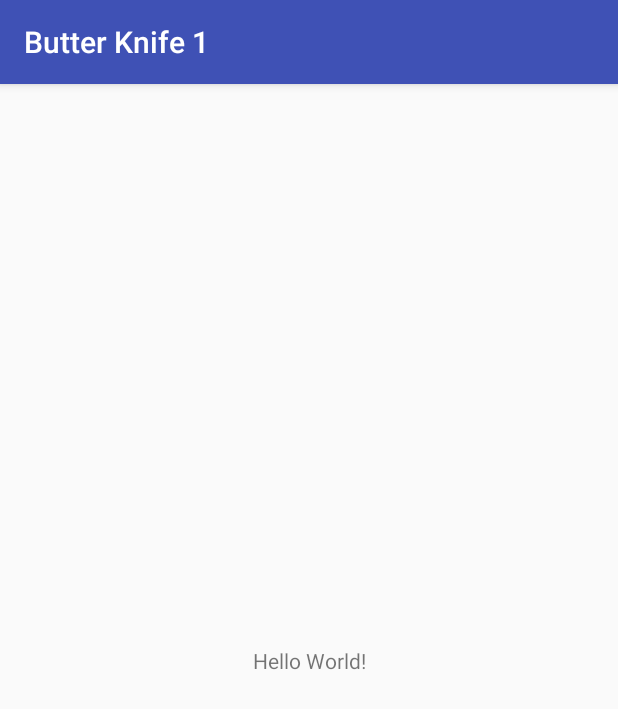
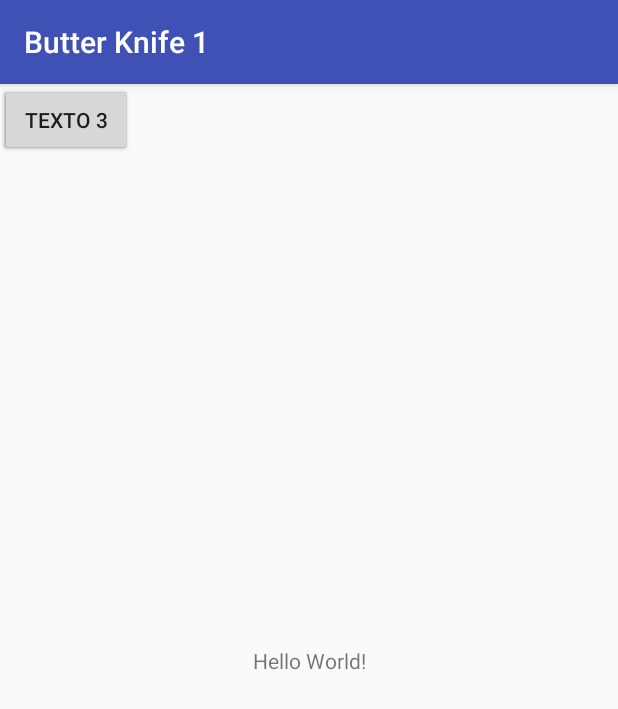
Before and after one commit to fabianbaron/ButterKnife1, an Android app: the screen it shows after launch (MainActivity), on a phone screen of 412 x 824 dp. Shown: the top 709 px of the screen. Run offline under Robolectric (Android 15) with nearby library versions, the phone set to English and light mode, and no system bars; our stand-ins replace ButterKnife.

Commit message:
Initial branch commit

```diff
--- a/app/src/main/java/com/example/fabia/butterknife1/MainActivity.java
+++ b/app/src/main/java/com/example/fabia/butterknife1/MainActivity.java
@@ -2,15 +2,20 @@ package com.example.fabia.butterknife1;
 
 import android.support.v7.app.AppCompatActivity;
 import android.os.Bundle;
+import android.widget.Button;
 import android.widget.TextView;
 
 import butterknife.BindView;
 import butterknife.ButterKnife;
+import butterknife.OnClick;
 
 public class MainActivity extends AppCompatActivity {
 
     @BindView(R.id.myTextView)
     TextView myTextView;
+    @BindView(R.id.myButton)
+    Button myButton;
+
 
     @Override
     protected void onCreate(Bundle savedInstanceState) {
@@ -18,4 +23,10 @@ public class MainActivity extends AppCompatActivity {
         setContentView(R.layout.activity_main);
         ButterKnife.bind(this);
     }
+
+    @OnClick({R.id.myButton,R.id.myButton2,R.id.myButton3})
+    public void onClick() {
+        //Cambiar texto
+        myTextView.setText("Texto cambiado");
+    }
 }
--- a/app/src/main/res/layout/activity_main.xml
+++ b/app/src/main/res/layout/activity_main.xml
@@ -15,5 +15,20 @@
         app:layout_constraintLeft_toLeftOf="parent"
         app:layout_constraintRight_toRightOf="parent"
         app:layout_constraintTop_toTopOf="parent" />
+    <Button
+        android:id="@+id/myButton"
+        android:text="Texto 1"
+        android:layout_width="wrap_content"
+        android:layout_height="wrap_content" />
+    <Button
+        android:id="@+id/myButton2"
+        android:text="Texto 2"
+        android:layout_width="wrap_content"
+        android:layout_height="wrap_content" />
+    <Button
+        android:id="@+id/myButton3"
+        android:text="Texto 3"
+        android:layout_width="wrap_content"
+        android:layout_height="wrap_content" />
 
 </android.support.constraint.ConstraintLayout>
```
